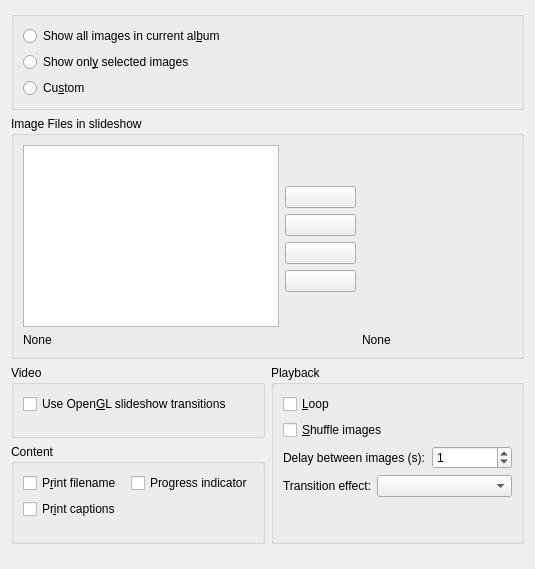
First picture: the form in slideshow/maindialog.ui, repository KDE/kipi-plugins, before the edit.
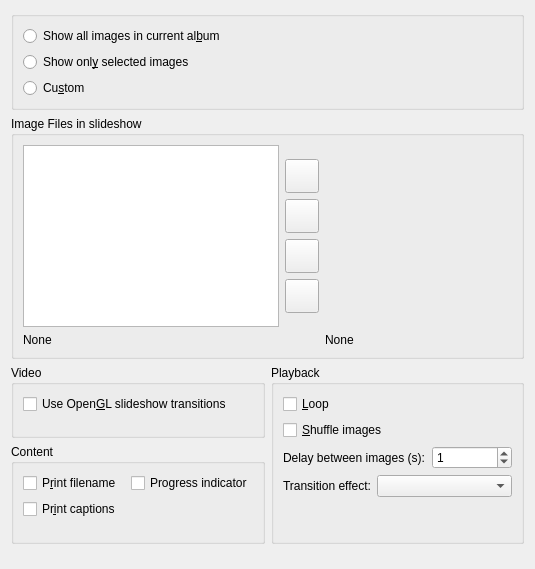
Second picture: the form after the edit. Custom widgets are drawn as their Qt base class.

Patch:
```diff
--- a/slideshow/maindialog.ui
+++ b/slideshow/maindialog.ui
@@ -12,7 +12,7 @@
   <property name="windowTitle" >
    <string>mainDialog</string>
   </property>
-  <layout class="QVBoxLayout" name="verticalLayout" >
+  <layout class="QVBoxLayout" name="verticalLayout_6" >
    <item>
     <widget class="QGroupBox" name="m_fileSrcButtonGroup" >
      <property name="title" >
@@ -55,7 +55,7 @@
       <string>Image Files in slideshow</string>
      </property>
      <layout class="QGridLayout" name="gridLayout_3" >
-      <item rowspan="6" row="0" column="0" >
+      <item row="0" column="0" >
        <widget class="KIPISlideShowPlugin::ListImageItems" name="m_ImagesFilesListBox" >
         <property name="sizePolicy" >
          <sizepolicy vsizetype="Expanding" hsizetype="Expanding" >
@@ -71,6 +71,8 @@
        </widget>
       </item>
       <item row="0" column="1" >
+       <layout class="QVBoxLayout" name="verticalLayout" >
+        <item>
        <spacer name="spacer14" >
         <property name="orientation" >
          <enum>Qt::Vertical</enum>
@@ -80,23 +82,13 @@
         </property>
         <property name="sizeHint" stdset="0" >
          <size>
-          <width>71</width>
+            <width>20</width>
           <height>19</height>
          </size>
         </property>
        </spacer>
       </item>
-      <item rowspan="6" row="0" column="2" >
-       <widget class="KIPISlideShowPlugin::ImageViewer" native="1" name="m_ImageViewer" >
-        <property name="sizePolicy" >
-         <sizepolicy vsizetype="MinimumExpanding" hsizetype="MinimumExpanding" >
-          <horstretch>0</horstretch>
-          <verstretch>0</verstretch>
-         </sizepolicy>
-        </property>
-       </widget>
-      </item>
-      <item row="1" column="1" >
+        <item>
        <widget class="QPushButton" name="m_ImagesFilesButtonUp" >
         <property name="sizePolicy" >
          <sizepolicy vsizetype="Minimum" hsizetype="Minimum" >
@@ -106,8 +98,14 @@
         </property>
         <property name="minimumSize" >
          <size>
-          <width>0</width>
-          <height>0</height>
+            <width>34</width>
+            <height>34</height>
+           </size>
+          </property>
+          <property name="maximumSize" >
+           <size>
+            <width>34</width>
+            <height>34</height>
          </size>
         </property>
         <property name="whatsThis" >
@@ -118,7 +116,7 @@
         </property>
        </widget>
       </item>
-      <item row="2" column="1" >
+        <item>
        <widget class="QPushButton" name="m_ImagesFilesButtonAdd" >
         <property name="sizePolicy" >
          <sizepolicy vsizetype="Minimum" hsizetype="Minimum" >
@@ -128,8 +126,14 @@
         </property>
         <property name="minimumSize" >
          <size>
-          <width>0</width>
-          <height>0</height>
+            <width>34</width>
+            <height>34</height>
+           </size>
+          </property>
+          <property name="maximumSize" >
+           <size>
+            <width>34</width>
+            <height>34</height>
          </size>
         </property>
         <property name="whatsThis" >
@@ -140,7 +144,7 @@
         </property>
        </widget>
       </item>
-      <item row="3" column="1" >
+        <item>
        <widget class="QPushButton" name="m_ImagesFilesButtonDelete" >
         <property name="sizePolicy" >
          <sizepolicy vsizetype="Minimum" hsizetype="Minimum" >
@@ -150,8 +154,14 @@
         </property>
         <property name="minimumSize" >
          <size>
-          <width>0</width>
-          <height>0</height>
+            <width>34</width>
+            <height>34</height>
+           </size>
+          </property>
+          <property name="maximumSize" >
+           <size>
+            <width>34</width>
+            <height>36</height>
          </size>
         </property>
         <property name="whatsThis" >
@@ -162,7 +172,7 @@
         </property>
        </widget>
       </item>
-      <item row="4" column="1" >
+        <item>
        <widget class="QPushButton" name="m_ImagesFilesButtonDown" >
         <property name="sizePolicy" >
          <sizepolicy vsizetype="Minimum" hsizetype="Minimum" >
@@ -172,8 +182,14 @@
         </property>
         <property name="minimumSize" >
          <size>
-          <width>0</width>
-          <height>0</height>
+            <width>34</width>
+            <height>34</height>
+           </size>
+          </property>
+          <property name="maximumSize" >
+           <size>
+            <width>34</width>
+            <height>34</height>
          </size>
         </property>
         <property name="whatsThis" >
@@ -184,7 +200,7 @@
         </property>
        </widget>
       </item>
-      <item row="5" column="1" >
+        <item>
        <spacer name="spacer14_2" >
         <property name="orientation" >
          <enum>Qt::Vertical</enum>
@@ -194,13 +210,25 @@
         </property>
         <property name="sizeHint" stdset="0" >
          <size>
-          <width>71</width>
+            <width>20</width>
           <height>19</height>
          </size>
         </property>
        </spacer>
       </item>
-      <item row="6" column="0" >
+       </layout>
+      </item>
+      <item row="0" column="2" >
+       <widget class="KIPISlideShowPlugin::ImageViewer" native="1" name="m_ImageViewer" >
+        <property name="sizePolicy" >
+         <sizepolicy vsizetype="MinimumExpanding" hsizetype="MinimumExpanding" >
+          <horstretch>0</horstretch>
+          <verstretch>0</verstretch>
+         </sizepolicy>
+        </property>
+       </widget>
+      </item>
+      <item row="1" column="0" >
        <widget class="QLabel" name="m_label6" >
         <property name="sizePolicy" >
          <sizepolicy vsizetype="Minimum" hsizetype="Expanding" >
@@ -219,7 +247,7 @@
         </property>
        </widget>
       </item>
-      <item row="6" column="2" >
+      <item row="1" column="2" >
        <widget class="QLabel" name="m_label7" >
         <property name="sizePolicy" >
          <sizepolicy vsizetype="Minimum" hsizetype="Minimum" >
```
Lines whose indentation alone changed are shown as unchanged.
